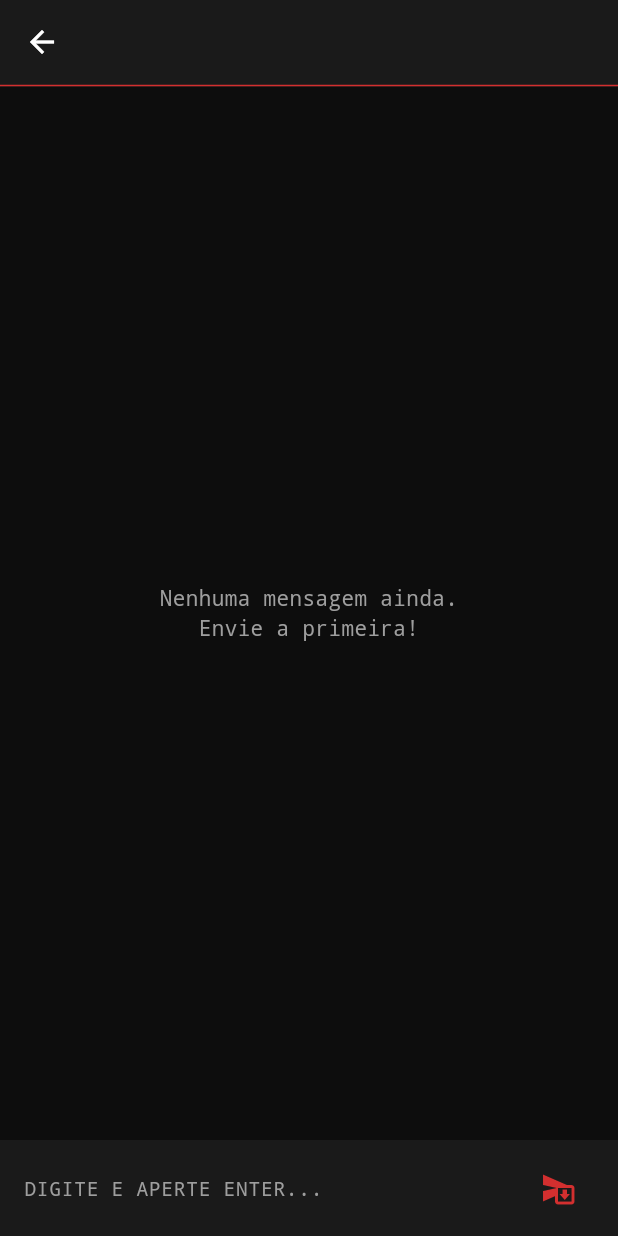
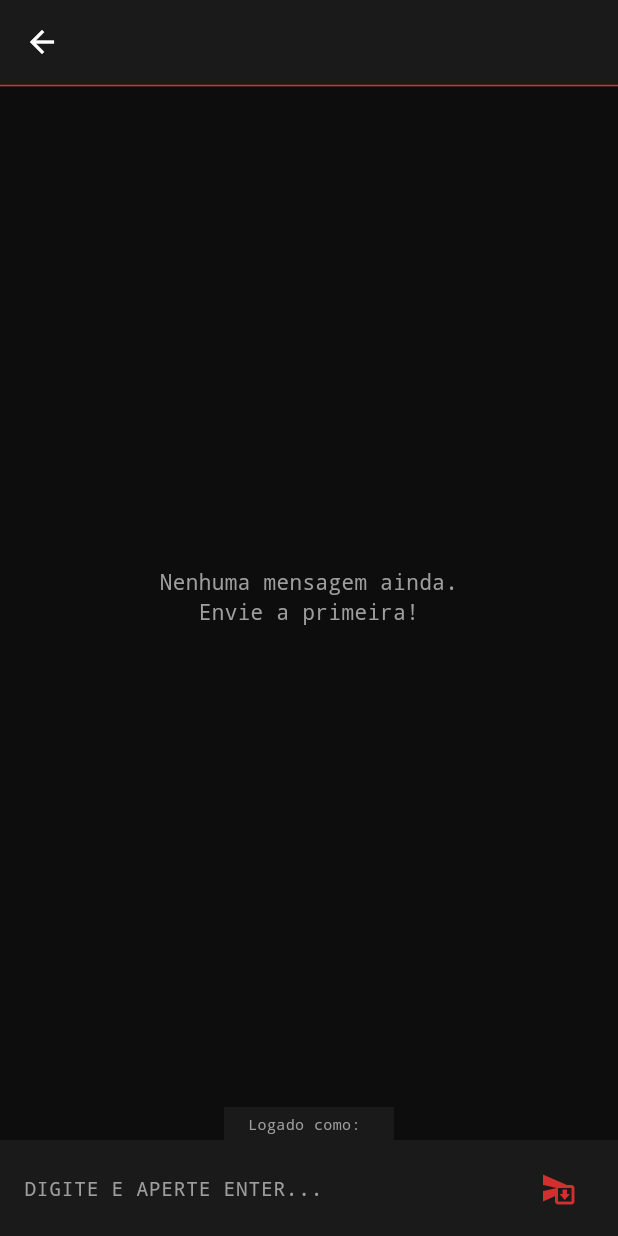
Before and after one commit to 1mscuzbot/whatsapp2.0.1, a Flutter app: the ChatScreen screen opened directly with empty values, on a phone screen of 412 x 824 dp. Run offline on Flutter 3.47's test engine with Material 3 defaults, Android fonts, the phone set to English and light mode, and no system bars; our stand-ins replace cloud_firestore, firebase_auth, firebase_core, shared_preferences; accounts and stored records are empty.

Commit message:
Mostra usuario logado no AppBar + deduplica contatos
- home_screen.dart: AppBar mostra nome do usuario logado; deduplica contatos por email (LinkedHashSet) pra evitar duplicatas
- chat_screen.dart: mostra 'Logado como: email' acima do campo de texto

```diff
--- a/lib/screens/chat_screen.dart
+++ b/lib/screens/chat_screen.dart
@@ -228,6 +228,15 @@ class _ChatScreenState extends State<ChatScreen> {
           ),
 
           Container(
+            padding: const EdgeInsets.symmetric(horizontal: 16, vertical: 4),
+            color: const Color(0xFF1A1A1A),
+            child: Text(
+              'Logado como: $_meuEmail',
+              style: const TextStyle(color: Colors.grey, fontSize: 10),
+            ),
+          ),
+
+          Container(
             padding: const EdgeInsets.symmetric(horizontal: 16, vertical: 8),
             color: const Color(0xFF1A1A1A),
             child: Row(
```
Also changed, not shown: lib/screens/home_screen.dart (+16 -2 lines).
